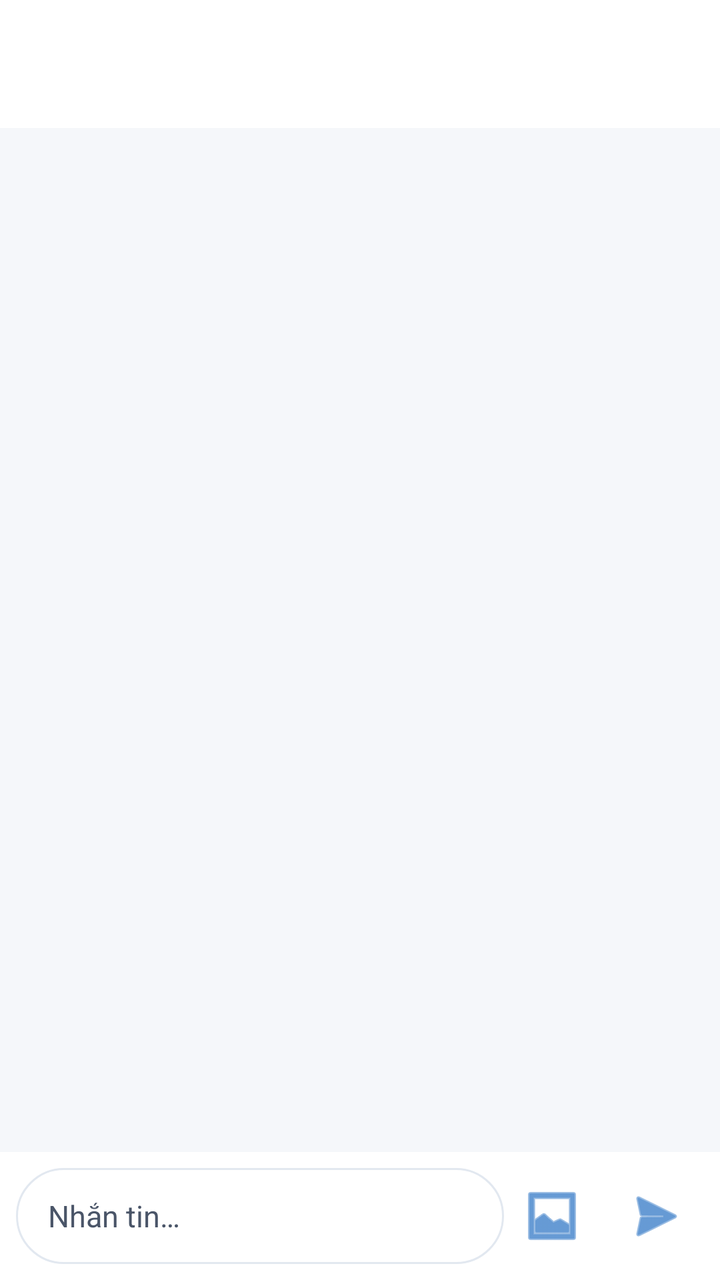
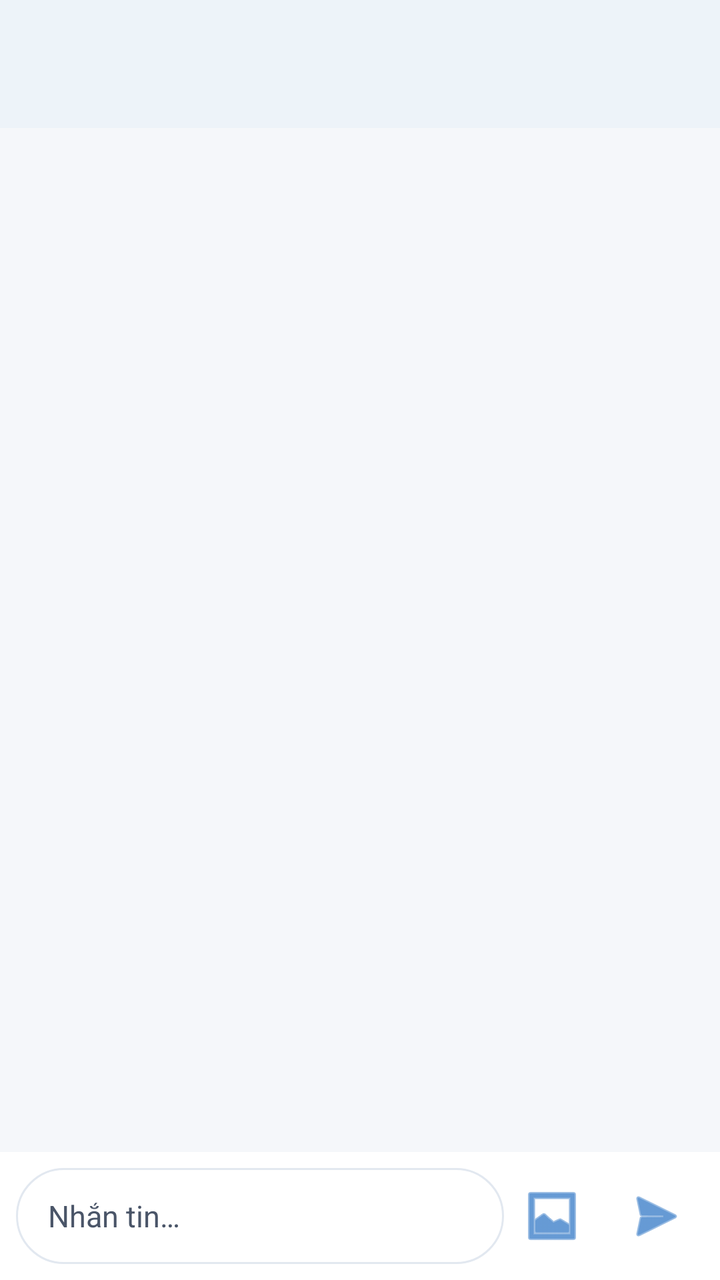

An Android layout rendered at two revisions. The XML below is the earlier revision; the diff shows what the commit changed to produce the second picture.
<!-- AndroidManifest.xml: application theme Theme.UTEChat -->
<!-- res/layout/activity_chat.xml -->
<?xml version="1.0" encoding="utf-8"?>
<LinearLayout xmlns:android="http://schemas.android.com/apk/res/android"
    xmlns:app="http://schemas.android.com/apk/res-auto"
    android:layout_width="match_parent"
    android:layout_height="match_parent"
    android:background="@color/utechat_background"
    android:orientation="vertical"
    android:fitsSystemWindows="true">

    <com.google.android.material.appbar.MaterialToolbar
        android:id="@+id/toolbar"
        android:layout_width="match_parent"
        android:layout_height="wrap_content"
        android:background="@color/utechat_surface"
        app:navigationContentDescription="@string/cd_back"
        app:titleTextColor="@color/utechat_on_surface" />

    <TextView
        android:id="@+id/tv_chat_source"
        android:layout_width="match_parent"
        android:layout_height="wrap_content"
        android:background="@color/utechat_surface_variant"
        android:paddingHorizontal="@dimen/list_item_padding_h"
        android:paddingVertical="@dimen/space_sm"
        android:text="@string/mock_message_notice"
        android:textColor="@color/utechat_on_surface"
        android:textSize="@dimen/text_sm"
        android:visibility="gone" />

    <LinearLayout
        android:id="@+id/tv_chat_send_error"
        android:layout_width="match_parent"
        android:layout_height="wrap_content"
        android:background="@color/utechat_surface"
        android:gravity="center_vertical"
        android:orientation="horizontal"
        android:paddingStart="@dimen/list_item_padding_h"
        android:paddingEnd="@dimen/space_xs"
        android:visibility="gone">

        <TextView
            android:id="@+id/tv_chat_send_error_message"
            android:layout_width="0dp"
            android:layout_height="wrap_content"
            android:layout_weight="1"
            android:paddingVertical="@dimen/space_xs"
            android:textColor="@color/utechat_error"
            android:textSize="@dimen/text_sm" />

        <com.google.android.material.button.MaterialButton
            android:id="@+id/btn_retry_stream"
            android:layout_width="wrap_content"
            android:layout_height="@dimen/touch_target_min"
            android:minWidth="@dimen/touch_target_min"
            android:text="@string/btn_retry"
            android:textSize="@dimen/text_xs" />
    </LinearLayout>

    <FrameLayout
        android:layout_width="match_parent"
        android:layout_height="0dp"
        android:layout_weight="1">

        <androidx.recyclerview.widget.RecyclerView
            android:id="@+id/rv_messages"
            android:layout_width="match_parent"
            android:layout_height="match_parent"
            android:clipToPadding="false"
            android:paddingTop="@dimen/space_sm"
            android:paddingBottom="@dimen/space_sm"
            android:scrollbars="vertical"
            android:visibility="gone" />

        <ProgressBar
            android:id="@+id/progress_chat"
            android:layout_width="wrap_content"
            android:layout_height="wrap_content"
            android:layout_gravity="center"
            android:contentDescription="@string/chat_loading"
            android:visibility="gone" />

        <LinearLayout
            android:id="@+id/chat_error_state"
            android:layout_width="match_parent"
            android:layout_height="match_parent"
            android:gravity="center"
            android:orientation="vertical"
            android:padding="@dimen/space_xl"
            android:visibility="gone">

            <TextView
                android:layout_width="wrap_content"
                android:layout_height="wrap_content"
                android:text="@string/chat_error_title"
                android:textColor="@color/utechat_on_surface"
                android:textSize="@dimen/text_lg"
                android:textStyle="bold" />

            <TextView
                android:id="@+id/tv_chat_error"
                android:layout_width="wrap_content"
                android:layout_height="wrap_content"
                android:layout_marginTop="@dimen/space_sm"
                android:gravity="center"
                android:text="@string/chat_load_error"
                android:textColor="@color/utechat_on_surface_variant"
                android:textSize="@dimen/text_md" />

            <com.google.android.material.button.MaterialButton
                android:id="@+id/btn_retry_chat"
                android:layout_width="wrap_content"
                android:layout_height="@dimen/touch_target_min"
                android:layout_marginTop="@dimen/space_md"
                android:text="@string/btn_retry" />
        </LinearLayout>

        <LinearLayout
            android:id="@+id/empty_chat_state"
            android:layout_width="match_parent"
            android:layout_height="match_parent"
            android:gravity="center"
            android:orientation="vertical"
            android:padding="@dimen/space_xl"
            android:visibility="gone">

            <TextView
                android:layout_width="wrap_content"
                android:layout_height="wrap_content"
                android:text="@string/empty_chat_title"
                android:textColor="@color/utechat_on_surface"
                android:textSize="@dimen/text_lg"
                android:textStyle="bold" />

            <TextView
                android:layout_width="wrap_content"
                android:layout_height="wrap_content"
                android:layout_marginTop="@dimen/space_sm"
                android:gravity="center"
                android:text="@string/empty_chat_message"
                android:textColor="@color/utechat_on_surface_variant"
                android:textSize="@dimen/text_md" />
        </LinearLayout>

        <ProgressBar
            android:id="@+id/progress_history"
            style="?android:attr/progressBarStyleHorizontal"
            android:layout_width="match_parent"
            android:layout_height="wrap_content"
            android:layout_gravity="top"
            android:indeterminate="true"
            android:visibility="gone" />
    </FrameLayout>

    <LinearLayout
        android:layout_width="match_parent"
        android:layout_height="wrap_content"
        android:background="@color/utechat_surface"
        android:gravity="center_vertical"
        android:orientation="horizontal"
        android:padding="@dimen/input_bar_padding">

        <EditText
            android:id="@+id/et_message"
            android:layout_width="0dp"
            android:layout_height="wrap_content"
            android:layout_weight="1"
            android:background="@drawable/bg_input_bar"
            android:hint="@string/hint_message"
            android:imeOptions="actionSend"
            android:inputType="textCapSentences|textMultiLine"
            android:maxLines="4"
            android:minHeight="@dimen/touch_target_min"
            android:paddingHorizontal="@dimen/space_md"
            android:paddingVertical="@dimen/space_sm"
            android:textColor="@color/utechat_on_surface"
            android:textColorHint="@color/utechat_on_surface_variant"
            android:textSize="@dimen/text_md" />

        <ImageButton
            android:id="@+id/btn_attach_image"
            android:layout_width="@dimen/touch_target_min"
            android:layout_height="@dimen/touch_target_min"
            android:background="?attr/selectableItemBackgroundBorderless"
            android:contentDescription="@string/cd_attach_image"
            android:src="@android:drawable/ic_menu_gallery"
            android:tint="@color/utechat_primary" />

        <ImageButton
            android:id="@+id/btn_send"
            android:layout_width="@dimen/touch_target_min"
            android:layout_height="@dimen/touch_target_min"
            android:layout_marginStart="@dimen/space_xs"
            android:background="?attr/selectableItemBackgroundBorderless"
            android:contentDescription="@string/cd_send_message"
            android:src="@android:drawable/ic_menu_send"
            android:tint="@color/utechat_primary" />
    </LinearLayout>
</LinearLayout>
<!-- resources referenced by this layout -->
<resources>
  <color name="utechat_background">#FFF5F7FA</color>
  <color name="utechat_error">#FFDC2626</color>
  <color name="utechat_on_surface">#FF1A1A2E</color>
  <color name="utechat_on_surface_variant">#FF4A5568</color>
  <color name="utechat_primary">#FF0057B8</color>
  <color name="utechat_surface">#FFFFFFFF</color>
  <color name="utechat_surface_variant">#FFE8EDF5</color>
  <dimen name="input_bar_padding">8dp</dimen>
  <dimen name="list_item_padding_h">16dp</dimen>
  <dimen name="space_md">16dp</dimen>
  <dimen name="space_sm">8dp</dimen>
  <dimen name="space_xl">32dp</dimen>
  <dimen name="space_xs">4dp</dimen>
  <dimen name="text_lg">17sp</dimen>
  <dimen name="text_md">15sp</dimen>
  <dimen name="text_sm">13sp</dimen>
  <dimen name="text_xs">11sp</dimen>
  <dimen name="touch_target_min">48dp</dimen>
  <!-- drawable bg_input_bar (drawable) -->
  <?xml version="1.0" encoding="utf-8"?>
  <shape xmlns:android="http://schemas.android.com/apk/res/android"
      android:shape="rectangle">
      <solid android:color="@color/utechat_surface" />
      <stroke
          android:width="1dp"
          android:color="@color/utechat_divider" />
      <corners android:radius="24dp" />
  </shape>
  <string name="btn_retry">Thử lại</string>
  <string name="cd_attach_image">Chọn ảnh để gửi</string>
  <string name="cd_back">Quay lại</string>
  <string name="cd_send_message">Gửi tin nhắn</string>
  <string name="chat_error_title">Không tải được cuộc trò chuyện</string>
  <string name="chat_load_error">Kiểm tra mạng và quyền truy cập rồi thử lại.</string>
  <string name="chat_loading">Đang tải tin nhắn</string>
  <string name="empty_chat_message">Hãy gửi lời chào để bắt đầu cuộc trò chuyện.</string>
  <string name="empty_chat_title">Chưa có tin nhắn</string>
  <string name="hint_message">Nhắn tin…</string>
  <string name="mock_message_notice">Bản trình diễn: tin nhắn chỉ lưu tạm trên thiết bị.</string>
  <style name="Theme.UTEChat" parent="Base.Theme.UTEChat" />
  <color name="utechat_divider">#FFE2E8F0</color>
  <style name="Base.Theme.UTEChat" parent="Theme.Material3.DayNight.NoActionBar">
          
          <item name="colorPrimary">@color/utechat_primary</item>
          <item name="colorPrimaryDark">@color/utechat_primary_dark</item>
          <item name="colorPrimaryVariant">@color/utechat_primary_dark</item>
          <item name="colorOnPrimary">@color/utechat_on_primary</item>
  
          
          <item name="colorSecondary">@color/utechat_secondary</item>
          <item name="colorOnSecondary">@color/utechat_on_secondary</item>
  
          
          <item name="android:colorBackground">@color/utechat_background</item>
          <item name="colorSurface">@color/utechat_surface</item>
          <item name="colorOnSurface">@color/utechat_on_surface</item>
          <item name="colorSurfaceVariant">@color/utechat_surface_variant</item>
          <item name="colorOnSurfaceVariant">@color/utechat_on_surface_variant</item>
  
          
          <item name="colorError">@color/utechat_error</item>
      </style>
  <color name="utechat_primary_dark">#FF003F87</color>
  <color name="utechat_on_primary">#FFFFFFFF</color>
  <color name="utechat_secondary">#FF00B4D8</color>
  <color name="utechat_on_secondary">#FFFFFFFF</color>
</resources>

<!-- the commit's change to res/layout/activity_chat.xml (unified diff, before → after) -->
@@ -12,6 +12,7 @@
         android:layout_width="match_parent"
         android:layout_height="wrap_content"
         android:background="@color/utechat_surface"
+        android:elevation="2dp"
         app:navigationContentDescription="@string/cd_back"
         app:titleTextColor="@color/utechat_on_surface" />
 
@@ -32,6 +33,7 @@
         android:layout_width="match_parent"
         android:layout_height="wrap_content"
         android:background="@color/utechat_surface"
+        android:elevation="4dp"
         android:gravity="center_vertical"
         android:orientation="horizontal"
         android:paddingStart="@dimen/list_item_padding_h"
